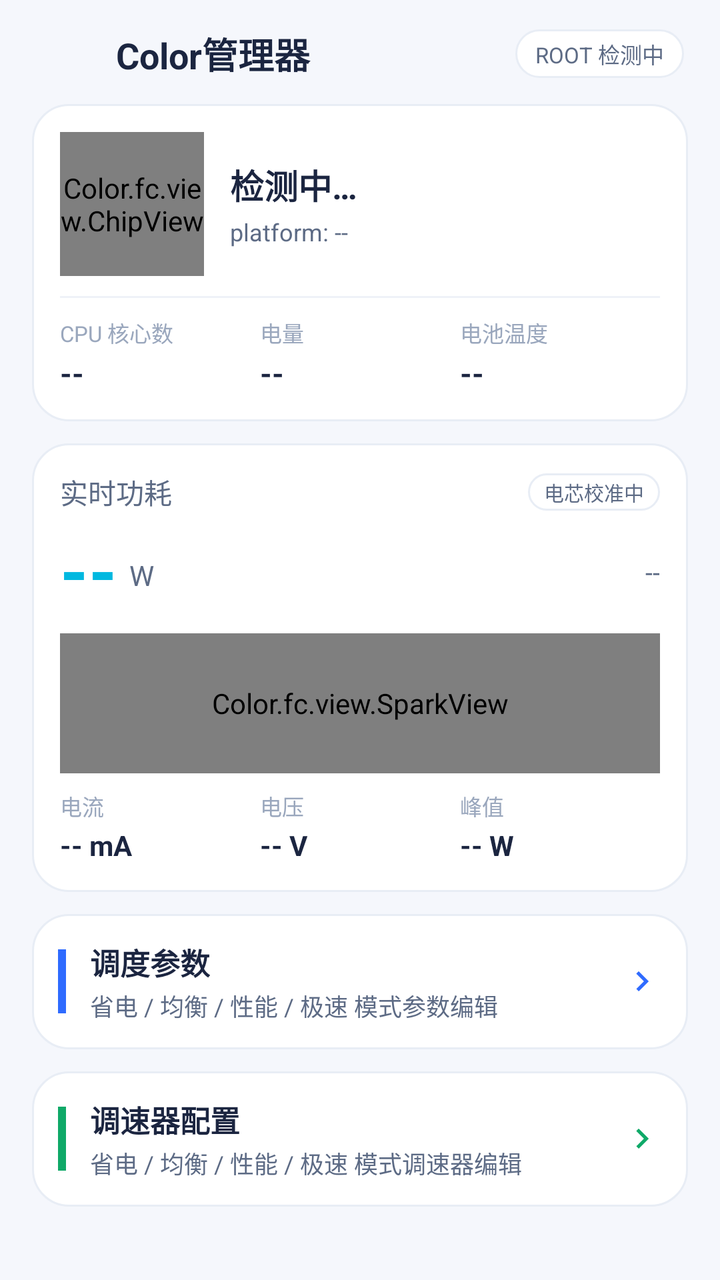
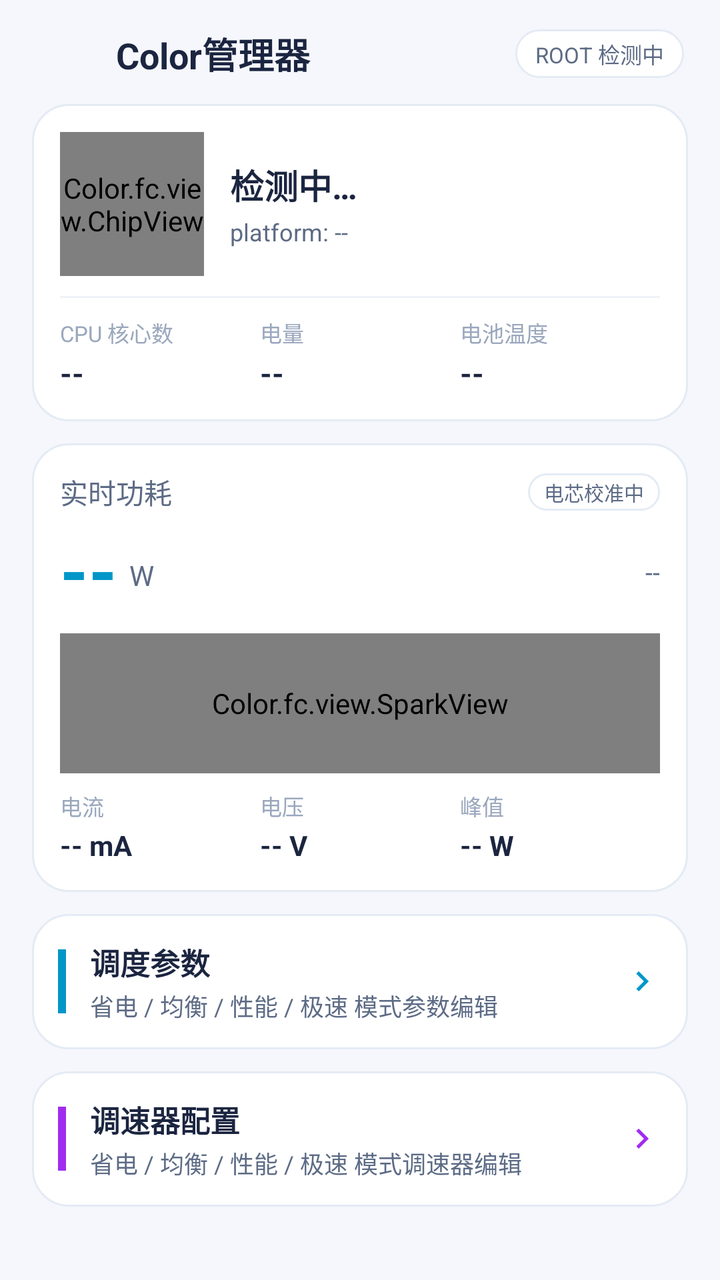

Before-and-after screenshots of an Android layout around one commit, followed by the original layout XML and the change that was made.
<!-- AndroidManifest.xml: application theme AppTheme -->
<!-- res/layout/activity_main.xml -->
<?xml version="1.0" encoding="utf-8"?>
<LinearLayout xmlns:android="http://schemas.android.com/apk/res/android"
    android:layout_width="match_parent"
    android:layout_height="match_parent"
    android:orientation="vertical">

    
    <LinearLayout
        android:layout_width="match_parent"
        android:layout_height="wrap_content"
        android:orientation="horizontal"
        android:gravity="center_vertical"
        android:paddingStart="18dp"
        android:paddingEnd="18dp"
        android:paddingTop="12dp"
        android:paddingBottom="10dp">

        <ImageView
            android:layout_width="30dp"
            android:layout_height="30dp"
            android:src="@mipmap/ic_launcher"
            android:contentDescription="@string/app_name" />

        <TextView
            android:layout_width="0dp"
            android:layout_height="wrap_content"
            android:layout_weight="1"
            android:layout_marginStart="10dp"
            android:text="@string/app_name"
            android:textColor="@color/textPrimary"
            android:textSize="18sp"
            android:textStyle="bold" />

        <TextView
            android:id="@+id/rootBadge"
            android:layout_width="wrap_content"
            android:layout_height="wrap_content"
            android:background="@drawable/bg_tab"
            android:paddingStart="10dp"
            android:paddingEnd="10dp"
            android:paddingTop="4dp"
            android:paddingBottom="4dp"
            android:text="ROOT 检测中"
            android:textColor="@color/textSecondary"
            android:textSize="11sp" />
    </LinearLayout>

    <ScrollView
        android:layout_width="match_parent"
        android:layout_height="0dp"
        android:layout_weight="1"
        android:scrollbars="none"
        android:fillViewport="true">

        <LinearLayout
            android:layout_width="match_parent"
            android:layout_height="wrap_content"
            android:orientation="vertical"
            android:paddingStart="16dp"
            android:paddingEnd="16dp"
            android:paddingBottom="24dp">

            
            <LinearLayout
                android:id="@+id/socCard"
                android:layout_width="match_parent"
                android:layout_height="wrap_content"
                android:orientation="vertical"
                android:background="@drawable/bg_card"
                android:padding="14dp">

                <LinearLayout
                    android:layout_width="match_parent"
                    android:layout_height="wrap_content"
                    android:orientation="horizontal"
                    android:gravity="center_vertical">

                    <Color.fc.view.ChipView
                        android:id="@+id/chipView"
                        android:layout_width="72dp"
                        android:layout_height="72dp" />

                    <LinearLayout
                        android:layout_width="0dp"
                        android:layout_height="wrap_content"
                        android:layout_weight="1"
                        android:layout_marginStart="13dp"
                        android:orientation="vertical">

                        <TextView
                            android:id="@+id/socMarketing"
                            android:layout_width="wrap_content"
                            android:layout_height="wrap_content"
                            android:text="检测中…"
                            android:textColor="@color/textPrimary"
                            android:textSize="17sp"
                            android:textStyle="bold" />

                        <TextView
                            android:id="@+id/socPlatform"
                            android:layout_width="wrap_content"
                            android:layout_height="wrap_content"
                            android:layout_marginTop="3dp"
                            android:text="platform: --"
                            android:textColor="@color/textSecondary"
                            android:textSize="12sp" />
                    </LinearLayout>
                </LinearLayout>

                <LinearLayout
                    android:layout_width="match_parent"
                    android:layout_height="1dp"
                    android:layout_marginTop="10dp"
                    android:layout_marginBottom="9dp"
                    android:background="@color/divider" />

                <LinearLayout
                    android:layout_width="match_parent"
                    android:layout_height="wrap_content"
                    android:orientation="horizontal">

                    <LinearLayout
                        android:layout_width="0dp"
                        android:layout_height="wrap_content"
                        android:layout_weight="1"
                        android:orientation="vertical">

                        <TextView
                            android:layout_width="wrap_content"
                            android:layout_height="wrap_content"
                            android:text="CPU 核心数"
                            android:textColor="@color/textDim"
                            android:textSize="11sp" />

                        <TextView
                            android:id="@+id/cpuCount"
                            android:layout_width="wrap_content"
                            android:layout_height="wrap_content"
                            android:layout_marginTop="2dp"
                            android:text="--"
                            android:textColor="@color/textPrimary"
                            android:textSize="15sp"
                            android:textStyle="bold" />
                    </LinearLayout>

                    <LinearLayout
                        android:layout_width="0dp"
                        android:layout_height="wrap_content"
                        android:layout_weight="1"
                        android:orientation="vertical">

                        <TextView
                            android:layout_width="wrap_content"
                            android:layout_height="wrap_content"
                            android:text="电量"
                            android:textColor="@color/textDim"
                            android:textSize="11sp" />

                        <TextView
                            android:id="@+id/batteryLevel"
                            android:layout_width="wrap_content"
                            android:layout_height="wrap_content"
                            android:layout_marginTop="2dp"
                            android:text="--"
                            android:textColor="@color/textPrimary"
                            android:textSize="15sp"
                            android:textStyle="bold" />
                    </LinearLayout>

                    <LinearLayout
                        android:layout_width="0dp"
                        android:layout_height="wrap_content"
                        android:layout_weight="1"
                        android:orientation="vertical">

                        <TextView
                            android:layout_width="wrap_content"
                            android:layout_height="wrap_content"
                            android:text="电池温度"
                            android:textColor="@color/textDim"
                            android:textSize="11sp" />

                        <TextView
                            android:id="@+id/batteryTemp"
                            android:layout_width="wrap_content"
                            android:layout_height="wrap_content"
                            android:layout_marginTop="2dp"
                            android:text="--"
                            android:textColor="@color/textPrimary"
                            android:textSize="15sp"
                            android:textStyle="bold" />
                    </LinearLayout>
                </LinearLayout>
            </LinearLayout>

            
            <LinearLayout
                android:layout_width="match_parent"
                android:layout_height="wrap_content"
                android:layout_marginTop="11dp"
                android:orientation="vertical"
                android:background="@drawable/bg_card"
                android:padding="14dp">

                <LinearLayout
                    android:layout_width="match_parent"
                    android:layout_height="wrap_content"
                    android:orientation="horizontal"
                    android:gravity="center_vertical">

                    <TextView
                        android:layout_width="0dp"
                        android:layout_height="wrap_content"
                        android:layout_weight="1"
                        android:text="实时功耗"
                        android:textColor="@color/textSecondary"
                        android:textSize="14sp" />

                    <TextView
                        android:id="@+id/cellBadge"
                        android:layout_width="wrap_content"
                        android:layout_height="wrap_content"
                        android:background="@drawable/bg_tab"
                        android:paddingStart="8dp"
                        android:paddingEnd="8dp"
                        android:paddingTop="2dp"
                        android:paddingBottom="2dp"
                        android:text="电芯校准中"
                        android:textColor="@color/textSecondary"
                        android:textSize="10sp" />
                </LinearLayout>

                <LinearLayout
                    android:layout_width="match_parent"
                    android:layout_height="wrap_content"
                    android:orientation="horizontal"
                    android:layout_marginTop="6dp"
                    android:gravity="center_vertical|bottom">

                    <TextView
                        android:id="@+id/powerValue"
                        android:layout_width="wrap_content"
                        android:layout_height="wrap_content"
                        android:text="--"
                        android:textColor="@color/accent"
                        android:textSize="36sp"
                        android:textStyle="bold" />

                    <TextView
                        android:layout_width="wrap_content"
                        android:layout_height="wrap_content"
                        android:layout_marginStart="6dp"
                        android:layout_marginBottom="6dp"
                        android:text="W"
                        android:textColor="@color/textSecondary"
                        android:textSize="14sp" />

                    <View
                        android:layout_width="0dp"
                        android:layout_height="1dp"
                        android:layout_weight="1" />

                    <TextView
                        android:id="@+id/powerStatus"
                        android:layout_width="wrap_content"
                        android:layout_height="wrap_content"
                        android:layout_marginBottom="8dp"
                        android:text="--"
                        android:textColor="@color/textSecondary"
                        android:textSize="13sp" />
                </LinearLayout>

                <Color.fc.view.SparkView
                    android:id="@+id/sparkView"
                    android:layout_width="match_parent"
                    android:layout_height="70dp"
                    android:layout_marginTop="6dp" />

                <LinearLayout
                    android:layout_width="match_parent"
                    android:layout_height="wrap_content"
                    android:orientation="horizontal"
                    android:layout_marginTop="8dp">

                    <LinearLayout
                        android:layout_width="0dp"
                        android:layout_height="wrap_content"
                        android:layout_weight="1"
                        android:orientation="vertical">

                        <TextView
                            android:layout_width="wrap_content"
                            android:layout_height="wrap_content"
                            android:text="电流"
                            android:textColor="@color/textDim"
                            android:textSize="11sp" />

                        <TextView
                            android:id="@+id/currentValue"
                            android:layout_width="wrap_content"
                            android:layout_height="wrap_content"
                            android:layout_marginTop="2dp"
                            android:text="-- mA"
                            android:textColor="@color/textPrimary"
                            android:textSize="14sp"
                            android:textStyle="bold" />
                    </LinearLayout>

                    <LinearLayout
                        android:layout_width="0dp"
                        android:layout_height="wrap_content"
                        android:layout_weight="1"
                        android:orientation="vertical">

                        <TextView
                            android:layout_width="wrap_content"
                            android:layout_height="wrap_content"
                            android:text="电压"
                            android:textColor="@color/textDim"
                            android:textSize="11sp" />

                        <TextView
                            android:id="@+id/voltageValue"
                            android:layout_width="wrap_content"
                            android:layout_height="wrap_content"
                            android:layout_marginTop="2dp"
                            android:text="-- V"
                            android:textColor="@color/textPrimary"
                            android:textSize="14sp"
                            android:textStyle="bold" />
                    </LinearLayout>

                    <LinearLayout
                        android:layout_width="0dp"
                        android:layout_height="wrap_content"
                        android:layout_weight="1"
                        android:orientation="vertical">

                        <TextView
                            android:layout_width="wrap_content"
                            android:layout_height="wrap_content"
                            android:text="峰值"
                            android:textColor="@color/textDim"
                            android:textSize="11sp" />

                        <TextView
                            android:id="@+id/peakValue"
                            android:layout_width="wrap_content"
                            android:layout_height="wrap_content"
                            android:layout_marginTop="2dp"
                            android:text="-- W"
                            android:textColor="@color/textPrimary"
                            android:textSize="14sp"
                            android:textStyle="bold" />
                    </LinearLayout>
                </LinearLayout>
            </LinearLayout>

            
            <LinearLayout
                android:id="@+id/menuSchedule"
                android:layout_width="match_parent"
                android:layout_height="wrap_content"
                android:layout_marginTop="11dp"
                android:orientation="horizontal"
                android:gravity="center_vertical"
                android:background="@drawable/bg_card"
                android:padding="13dp">

                <View
                    android:layout_width="4dp"
                    android:layout_height="32dp"
                    android:background="@color/blue" />

                <LinearLayout
                    android:layout_width="0dp"
                    android:layout_height="wrap_content"
                    android:layout_weight="1"
                    android:layout_marginStart="12dp"
                    android:orientation="vertical">

                    <TextView
                        android:layout_width="wrap_content"
                        android:layout_height="wrap_content"
                        android:text="调度参数"
                        android:textColor="@color/textPrimary"
                        android:textSize="15sp"
                        android:textStyle="bold" />

                    <TextView
                        android:layout_width="wrap_content"
                        android:layout_height="wrap_content"
                        android:layout_marginTop="2dp"
                        android:text="省电 / 均衡 / 性能 / 极速 模式参数编辑"
                        android:textColor="@color/textSecondary"
                        android:textSize="12sp" />
                </LinearLayout>

                <ImageView
                    android:layout_width="20dp"
                    android:layout_height="20dp"
                    android:src="@drawable/ic_arrow_right"
                    android:tint="@color/blue"
                    android:contentDescription="调度参数" />
            </LinearLayout>

            <LinearLayout
                android:id="@+id/menuGovernor"
                android:layout_width="match_parent"
                android:layout_height="wrap_content"
                android:layout_marginTop="11dp"
                android:orientation="horizontal"
                android:gravity="center_vertical"
                android:background="@drawable/bg_card"
                android:padding="13dp">

                <View
                    android:layout_width="4dp"
                    android:layout_height="32dp"
                    android:background="@color/green" />

                <LinearLayout
                    android:layout_width="0dp"
                    android:layout_height="wrap_content"
                    android:layout_weight="1"
                    android:layout_marginStart="12dp"
                    android:orientation="vertical">

                    <TextView
                        android:layout_width="wrap_content"
                        android:layout_height="wrap_content"
                        android:text="调速器配置"
                        android:textColor="@color/textPrimary"
                        android:textSize="15sp"
                        android:textStyle="bold" />

                    <TextView
                        android:layout_width="wrap_content"
                        android:layout_height="wrap_content"
                        android:layout_marginTop="2dp"
                        android:text="省电 / 均衡 / 性能 / 极速 模式调速器编辑"
                        android:textColor="@color/textSecondary"
                        android:textSize="12sp" />
                </LinearLayout>

                <ImageView
                    android:layout_width="20dp"
                    android:layout_height="20dp"
                    android:src="@drawable/ic_arrow_right"
                    android:tint="@color/green"
                    android:contentDescription="调速器配置" />
            </LinearLayout>
        </LinearLayout>
    </ScrollView>
</LinearLayout>
<!-- resources referenced by this layout -->
<resources>
  <color name="accent">#00B8E0</color>
  <color name="blue">#2F6BFF</color>
  <color name="divider">#EFF2F8</color>
  <color name="green">#0FA968</color>
  <color name="textDim">#9AA7BD</color>
  <color name="textPrimary">#1B2540</color>
  <color name="textSecondary">#5D6B85</color>
  <!-- drawable bg_card (drawable) -->
  <?xml version="1.0" encoding="utf-8"?>
  <shape xmlns:android="http://schemas.android.com/apk/res/android">
      <solid android:color="@color/bgCard" />
      <corners android:radius="18dp" />
      <stroke android:width="1dp" android:color="@color/bgCardStroke" />
  </shape>
  <!-- drawable bg_tab (drawable) -->
  <?xml version="1.0" encoding="utf-8"?>
  <shape xmlns:android="http://schemas.android.com/apk/res/android">
      <solid android:color="@color/bgCard" />
      <corners android:radius="13dp" />
      <stroke android:width="1dp" android:color="@color/bgCardStroke" />
  </shape>
  <!-- drawable ic_arrow_right (drawable) -->
  <?xml version="1.0" encoding="utf-8"?>
  <vector xmlns:android="http://schemas.android.com/apk/res/android"
      android:width="24dp" android:height="24dp"
      android:viewportWidth="24" android:viewportHeight="24">
      <path android:fillColor="#5D6B85"
          android:pathData="M8.59,16.59L13.17,12 8.59,7.41 10,6l6,6 -6,6z" />
  </vector>
  <!-- mipmap ic_launcher (mipmap-anydpi-v26) -->
  <?xml version="1.0" encoding="utf-8"?>
  <adaptive-icon xmlns:android="http://schemas.android.com/apk/res/android">
      <background android:drawable="@drawable/ic_launcher_bg" />
      <foreground android:drawable="@drawable/ic_launcher_fg" />
  </adaptive-icon>
  <string name="app_name">Color管理器</string>
  <style name="AppTheme" parent="android:Theme.Material.Light.NoActionBar">
          <item name="android:windowBackground">@color/bg</item>
          <item name="android:colorPrimary">@color/accent</item>
          <item name="android:colorAccent">@color/accent</item>
          <item name="android:statusBarColor">@color/bg</item>
          <item name="android:navigationBarColor">@color/bg</item>
          <item name="android:windowLightStatusBar">true</item>
          <item name="android:colorControlActivated">@color/accent</item>
          <item name="android:colorControlNormal">@color/textDim</item>
      </style>
  <color name="bgCard">#FFFFFF</color>
  <color name="bgCardStroke">#E8EDF5</color>
  <!-- drawable ic_launcher_bg (drawable) -->
  <?xml version="1.0" encoding="utf-8"?>
  <shape xmlns:android="http://schemas.android.com/apk/res/android">
      <gradient
          android:angle="315"
          android:startColor="#0B1226"
          android:endColor="#2A1E52"
          android:type="linear" />
  </shape>
  <!-- drawable ic_launcher_fg: vector/xml drawable (drawable, 3106 chars, omitted) -->
  <color name="bg">#F5F7FC</color>
</resources>

<!-- the commit's change to res/layout/activity_main.xml (unified diff, before → after) -->
@@ -370,7 +370,7 @@
                 <View
                     android:layout_width="4dp"
                     android:layout_height="32dp"
-                    android:background="@color/blue" />
+                    android:background="@color/accent" />
 
                 <LinearLayout
                     android:layout_width="0dp"
@@ -400,7 +400,7 @@
                     android:layout_width="20dp"
                     android:layout_height="20dp"
                     android:src="@drawable/ic_arrow_right"
-                    android:tint="@color/blue"
+                    android:tint="@color/accent"
                     android:contentDescription="调度参数" />
             </LinearLayout>
 
@@ -417,7 +417,7 @@
                 <View
                     android:layout_width="4dp"
                     android:layout_height="32dp"
-                    android:background="@color/green" />
+                    android:background="@color/magenta" />
 
                 <LinearLayout
                     android:layout_width="0dp"
@@ -447,7 +447,7 @@
                     android:layout_width="20dp"
                     android:layout_height="20dp"
                     android:src="@drawable/ic_arrow_right"
-                    android:tint="@color/green"
+                    android:tint="@color/magenta"
                     android:contentDescription="调速器配置" />
             </LinearLayout>
         </LinearLayout>
<!-- resource entries referenced after the edit -->
@@ -1,9 +1,8 @@
 <!-- resources referenced by this layout -->
 <resources>
-  <color name="accent">#00B8E0</color>
-  <color name="blue">#2F6BFF</color>
+  <color name="accent">#0096C8</color>
   <color name="divider">#EFF2F8</color>
-  <color name="green">#0FA968</color>
+  <color name="magenta">#A02CF0</color>
   <color name="textDim">#9AA7BD</color>
   <color name="textPrimary">#1B2540</color>
   <color name="textSecondary">#5D6B85</color>
@@ -47,17 +46,13 @@
           <item name="android:colorControlNormal">@color/textDim</item>
       </style>
   <color name="bgCard">#FFFFFF</color>
-  <color name="bgCardStroke">#E8EDF5</color>
+  <color name="bgCardStroke">#E4EBF4</color>
   <!-- drawable ic_launcher_bg (drawable) -->
   <?xml version="1.0" encoding="utf-8"?>
   <shape xmlns:android="http://schemas.android.com/apk/res/android">
-      <gradient
-          android:angle="315"
-          android:startColor="#0B1226"
-          android:endColor="#2A1E52"
-          android:type="linear" />
+      <solid android:color="#FFFFFF" />
   </shape>
-  <!-- drawable ic_launcher_fg: vector/xml drawable (drawable, 3106 chars, omitted) -->
+  <!-- drawable ic_launcher_fg: vector/xml drawable (drawable, 4002 chars, omitted) -->
   <color name="bg">#F5F7FC</color>
 </resources>
 
